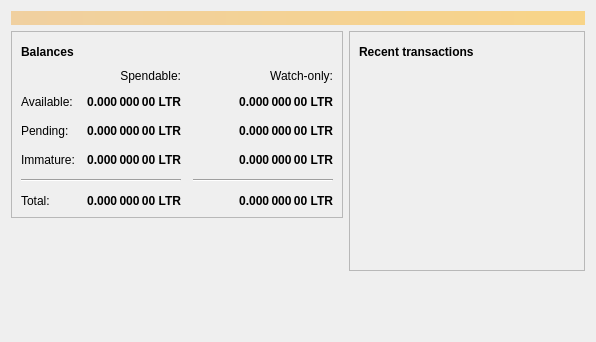
First picture: the form in src/qt/forms/overviewpage.ui, repository minblock/litercoin, before the edit.
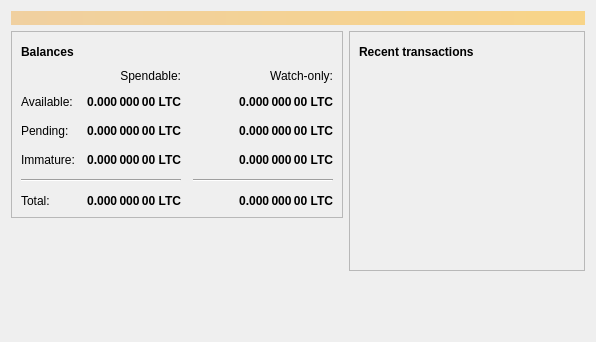
Second picture: the form after the edit. Icons and pictures are not drawn.

Diff of the .ui file:
```diff
--- a/src/qt/forms/overviewpage.ui
+++ b/src/qt/forms/overviewpage.ui
@@ -129,7 +129,7 @@
                <string>Unconfirmed transactions to watch-only addresses</string>
               </property>
               <property name="text">
-               <string notr="true">0.000 000 00 LTR</string>
+               <string notr="true">0.000 000 00 LTC</string>
               </property>
               <property name="alignment">
                <set>Qt::AlignRight|Qt::AlignTrailing|Qt::AlignVCenter</set>
@@ -154,7 +154,7 @@
                <string>Total of transactions that have yet to be confirmed, and do not yet count toward the spendable balance</string>
               </property>
               <property name="text">
-               <string notr="true">0.000 000 00 LTR</string>
+               <string notr="true">0.000 000 00 LTC</string>
               </property>
               <property name="alignment">
                <set>Qt::AlignRight|Qt::AlignTrailing|Qt::AlignVCenter</set>
@@ -179,7 +179,7 @@
                <string>Mined balance in watch-only addresses that has not yet matured</string>
               </property>
               <property name="text">
-               <string notr="true">0.000 000 00 LTR</string>
+               <string notr="true">0.000 000 00 LTC</string>
               </property>
               <property name="alignment">
                <set>Qt::AlignRight|Qt::AlignTrailing|Qt::AlignVCenter</set>
@@ -237,7 +237,7 @@
                <string>Mined balance that has not yet matured</string>
               </property>
               <property name="text">
-               <string notr="true">0.000 000 00 LTR</string>
+               <string notr="true">0.000 000 00 LTC</string>
               </property>
               <property name="alignment">
                <set>Qt::AlignRight|Qt::AlignTrailing|Qt::AlignVCenter</set>
@@ -282,7 +282,7 @@
                <string>Your current total balance</string>
               </property>
               <property name="text">
-               <string notr="true">0.000 000 00 LTR</string>
+               <string notr="true">0.000 000 00 LTC</string>
               </property>
               <property name="alignment">
                <set>Qt::AlignRight|Qt::AlignTrailing|Qt::AlignVCenter</set>
@@ -307,7 +307,7 @@
                <string>Current total balance in watch-only addresses</string>
               </property>
               <property name="text">
-               <string notr="true">0.000 000 00 LTR</string>
+               <string notr="true">0.000 000 00 LTC</string>
               </property>
               <property name="alignment">
                <set>Qt::AlignRight|Qt::AlignTrailing|Qt::AlignVCenter</set>
@@ -349,7 +349,7 @@
                <string>Your current spendable balance</string>
               </property>
               <property name="text">
-               <string notr="true">0.000 000 00 LTR</string>
+               <string notr="true">0.000 000 00 LTC</string>
               </property>
               <property name="alignment">
                <set>Qt::AlignRight|Qt::AlignTrailing|Qt::AlignVCenter</set>
@@ -374,7 +374,7 @@
                <string>Your current balance in watch-only addresses</string>
               </property>
               <property name="text">
-               <string notr="true">0.000 000 00 LTR</string>
+               <string notr="true">0.000 000 00 LTC</string>
               </property>
               <property name="alignment">
                <set>Qt::AlignRight|Qt::AlignTrailing|Qt::AlignVCenter</set>
```
